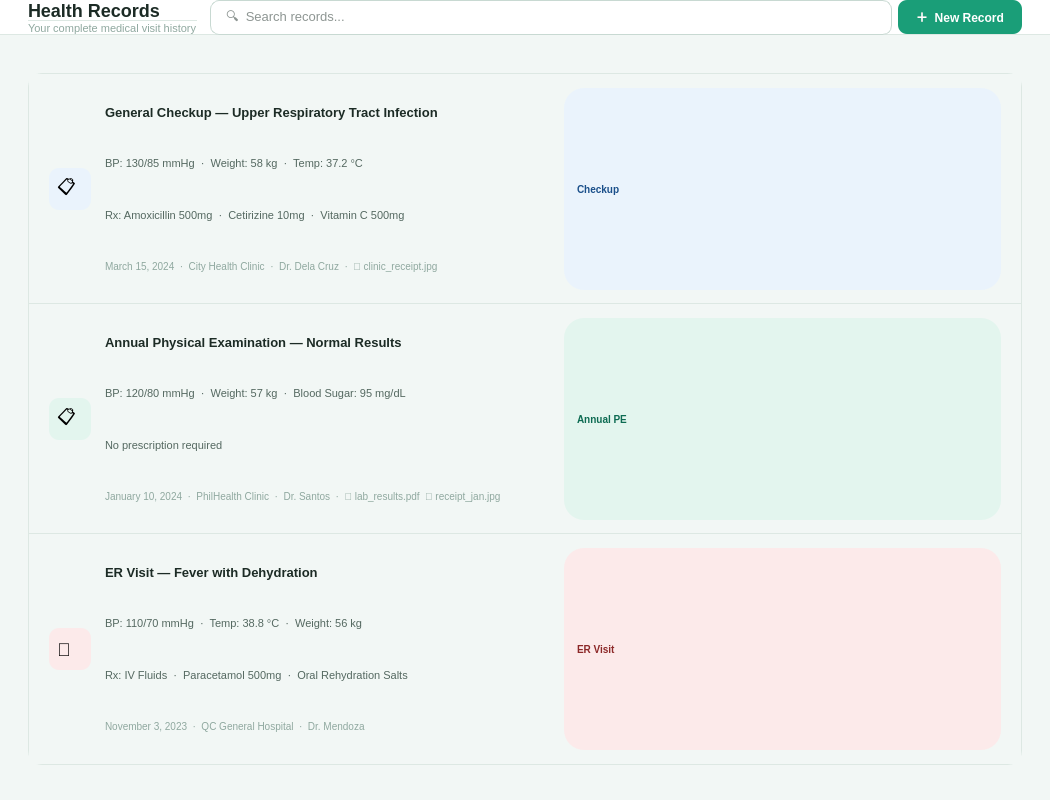
Old version of the form src/ui/page_records.ui in the repository shasheenahdeeneillelumasag/CCC151---Group-Project.
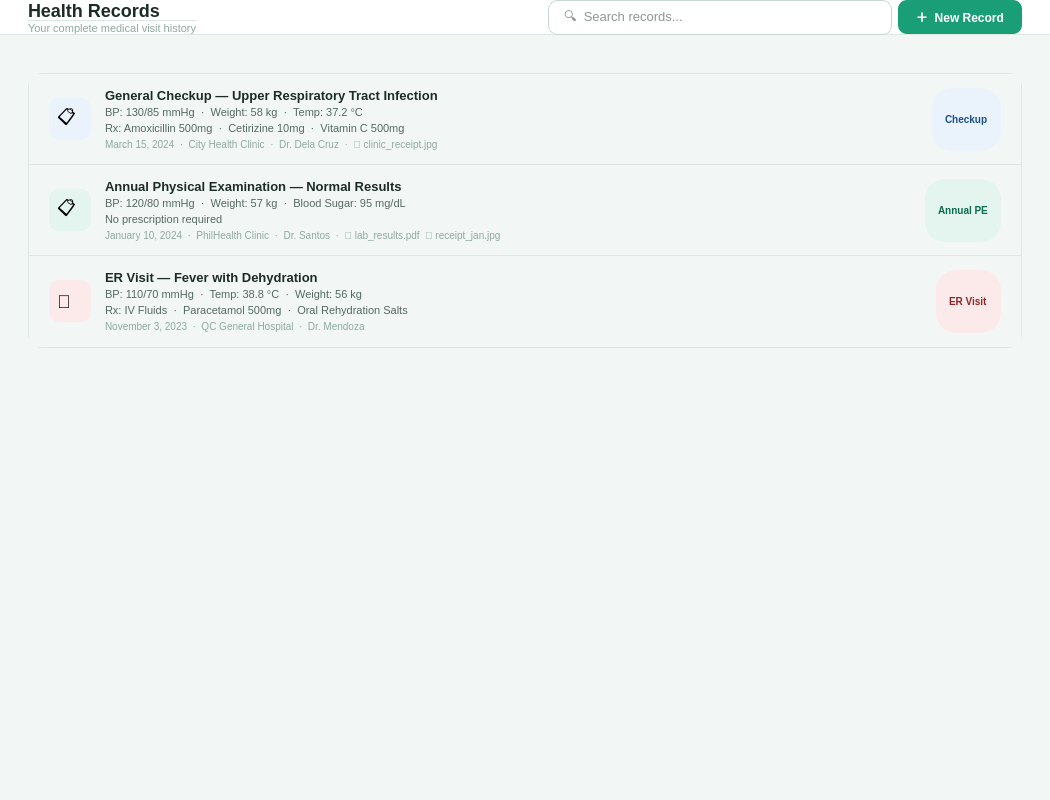
New version of the form.

Commit message: made page_records.ui compatible with pyqt6

```diff
--- a/src/ui/page_records.ui
+++ b/src/ui/page_records.ui
@@ -26,7 +26,19 @@
        <item><widget class="QLabel"><property name="text"><string>Health Records</string></property><property name="styleSheet"><string>QLabel { font-size: 18px; font-weight: bold; color: #1C2B25; }</string></property></widget></item>
        <item><widget class="QLabel"><property name="text"><string>Your complete medical visit history</string></property><property name="styleSheet"><string>QLabel { font-size: 11px; color: #8FA89F; }</string></property></widget></item>
       </layout></item>
-      <item><spacer><property name="orientation"><enum>Qt::Horizontal</enum></property></spacer></item>
+      <item>
+ <spacer name="horizontalSpacer">
+  <property name="orientation">
+   <enum>Qt::Horizontal</enum>
+  </property>
+  <property name="sizeHint" stdset="0">
+   <size>
+    <width>40</width>
+    <height>20</height>
+   </size>
+  </property>
+ </spacer>
+</item>
       <item><widget class="QLineEdit" name="searchInput"><property name="placeholderText"><string>🔍  Search records...</string></property><property name="minimumWidth"><number>200</number></property><property name="maximumWidth"><number>240</number></property></widget></item>
       <item><widget class="QPushButton" name="btnNewRecord"><property name="text"><string>＋  New Record</string></property><property name="styleSheet"><string>QPushButton { background: #1A9E78; color: #FFF; font-size: 12px; font-weight: 600; border: none; border-radius: 9px; padding: 8px 18px; } QPushButton:hover { background: #0D6B52; }</string></property></widget></item>
      </layout>
@@ -77,7 +89,19 @@
                <item><widget class="QLabel"><property name="text"><string>March 15, 2024  ·  City Health Clinic  ·  Dr. Dela Cruz  ·  📎 clinic_receipt.jpg</string></property><property name="styleSheet"><string>QLabel { font-size: 10px; color: #8FA89F; }</string></property></widget></item>
               </layout>
              </item>
-             <item><spacer><property name="orientation"><enum>Qt::Horizontal</enum></property></spacer></item>
+             <item>
+ <spacer name="horizontalSpacer">
+  <property name="orientation">
+   <enum>Qt::Horizontal</enum>
+  </property>
+  <property name="sizeHint" stdset="0">
+   <size>
+    <width>40</width>
+    <height>20</height>
+   </size>
+  </property>
+ </spacer>
+</item>
              <item><widget class="QLabel"><property name="text"><string>Checkup</string></property><property name="styleSheet"><string>QLabel { background: #EAF3FC; color: #1A4F8A; font-size: 10px; font-weight: bold; border-radius: 20px; padding: 2px 10px; }</string></property></widget></item>
             </layout>
            </widget>
@@ -97,7 +121,19 @@
                <item><widget class="QLabel"><property name="text"><string>January 10, 2024  ·  PhilHealth Clinic  ·  Dr. Santos  ·  📎 lab_results.pdf  📎 receipt_jan.jpg</string></property><property name="styleSheet"><string>QLabel { font-size: 10px; color: #8FA89F; }</string></property></widget></item>
               </layout>
              </item>
-             <item><spacer><property name="orientation"><enum>Qt::Horizontal</enum></property></spacer></item>
+             <item>
+ <spacer name="horizontalSpacer">
+  <property name="orientation">
+   <enum>Qt::Horizontal</enum>
+  </property>
+  <property name="sizeHint" stdset="0">
+   <size>
+    <width>40</width>
+    <height>20</height>
+   </size>
+  </property>
+ </spacer>
+</item>
              <item><widget class="QLabel"><property name="text"><string>Annual PE</string></property><property name="styleSheet"><string>QLabel { background: #E3F5EE; color: #0D6B52; font-size: 10px; font-weight: bold; border-radius: 20px; padding: 2px 10px; }</string></property></widget></item>
             </layout>
            </widget>
@@ -117,7 +153,19 @@
                <item><widget class="QLabel"><property name="text"><string>November 3, 2023  ·  QC General Hospital  ·  Dr. Mendoza</string></property><property name="styleSheet"><string>QLabel { font-size: 10px; color: #8FA89F; }</string></property></widget></item>
               </layout>
              </item>
-             <item><spacer><property name="orientation"><enum>Qt::Horizontal</enum></property></spacer></item>
+             <item>
+ <spacer name="horizontalSpacer">
+  <property name="orientation">
+   <enum>Qt::Horizontal</enum>
+  </property>
+  <property name="sizeHint" stdset="0">
+   <size>
+    <width>40</width>
+    <height>20</height>
+   </size>
+  </property>
+ </spacer>
+</item>
              <item><widget class="QLabel"><property name="text"><string>ER Visit</string></property><property name="styleSheet"><string>QLabel { background: #FCEAEA; color: #8C2828; font-size: 10px; font-weight: bold; border-radius: 20px; padding: 2px 10px; }</string></property></widget></item>
             </layout>
            </widget>
@@ -127,7 +175,19 @@
         </widget>
        </item>
 
-       <item><spacer><property name="orientation"><enum>Qt::Vertical</enum></property></spacer></item>
+       <item>
+ <spacer name="verticalSpacer">
+  <property name="orientation">
+   <enum>Qt::Vertical</enum>
+  </property>
+  <property name="sizeHint" stdset="0">
+   <size>
+    <width>20</width>
+    <height>40</height>
+   </size>
+  </property>
+ </spacer>
+</item>
       </layout>
      </widget>
     </widget>
```
The commit also changes 8 other files.
